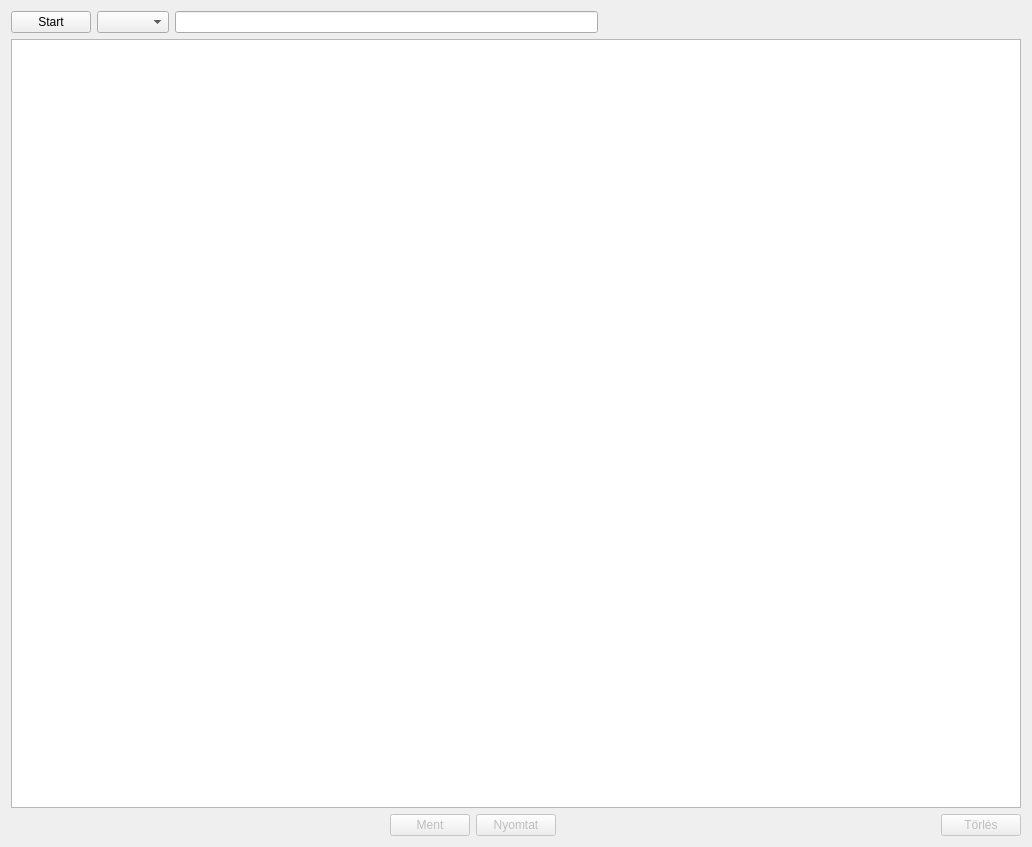
This is lv2g/reportwidget.ui in csikfer/lanview2 as Qt 5 draws it before an edit. The edited form follows.
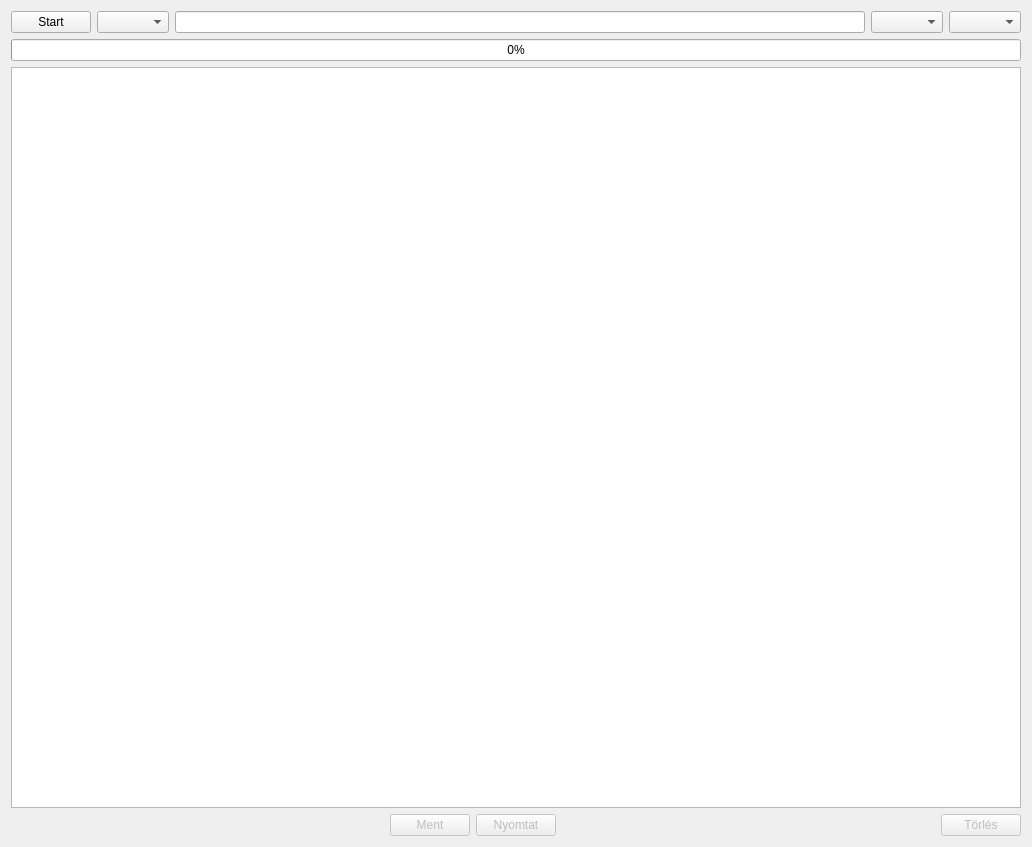
This is the edited form.

Diff of the .ui file:
```diff
--- a/lv2g/reportwidget.ui
+++ b/lv2g/reportwidget.ui
@@ -15,7 +15,7 @@
   </property>
   <layout class="QVBoxLayout" name="verticalLayout">
    <item>
-    <layout class="QHBoxLayout" name="horizontalLayout_2">
+    <layout class="QHBoxLayout" name="horizontalLayout">
      <item>
       <widget class="QPushButton" name="pushButtonStart">
        <property name="text">
@@ -34,25 +34,25 @@
       </widget>
      </item>
      <item>
-      <spacer name="horizontalSpacer_3">
-       <property name="orientation">
-        <enum>Qt::Horizontal</enum>
-       </property>
-       <property name="sizeHint" stdset="0">
-        <size>
-         <width>40</width>
-         <height>20</height>
-        </size>
-       </property>
-      </spacer>
+      <widget class="QComboBox" name="comboBoxSubType"/>
+     </item>
+     <item>
+      <widget class="QComboBox" name="comboBoxLevel"/>
      </item>
     </layout>
    </item>
+   <item>
+    <widget class="QProgressBar" name="progressBar">
+     <property name="value">
+      <number>0</number>
+     </property>
+    </widget>
+   </item>
    <item>
     <widget class="QTextEdit" name="textEditRiport"/>
    </item>
    <item>
-    <layout class="QHBoxLayout" name="horizontalLayout">
+    <layout class="QHBoxLayout" name="horizontalLayout_3">
      <item>
       <spacer name="horizontalSpacer">
        <property name="orientation">
```
